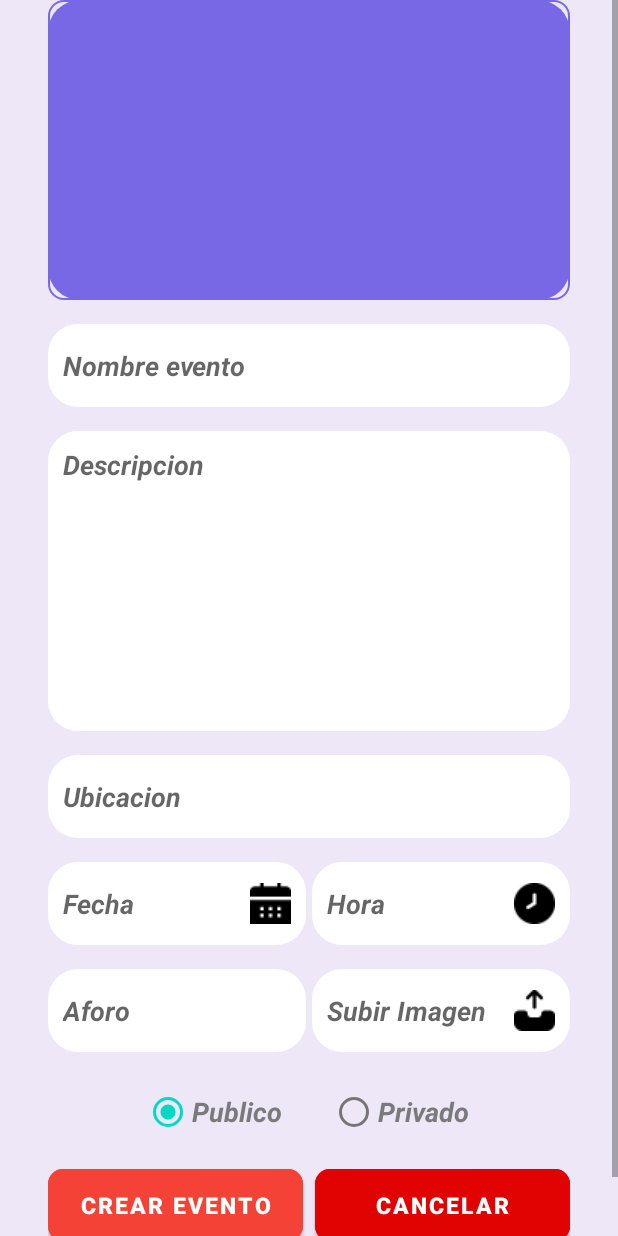
After one commit to guidochavarris2/reuu_premium, an Android app: the DetalleEvento screen opened directly, with no data from a screen before it, on a phone screen of 412 x 824 dp. The commit adds this screen. Run offline under Robolectric (Android 15) with nearby library versions, the phone set to English and light mode, and no system bars.

Commit message:
Detalleevento

```diff
--- a/app/src/main/java/com/example/reeu_premium/Buscador.java
+++ b/app/src/main/java/com/example/reeu_premium/Buscador.java
@@ -2,13 +2,28 @@ package com.example.reeu_premium;
 
 import androidx.appcompat.app.AppCompatActivity;
 
+import android.annotation.SuppressLint;
+import android.content.Intent;
 import android.os.Bundle;
+import android.view.View;
+import android.widget.Button;
 
 public class Buscador extends AppCompatActivity {
 
+    @SuppressLint("MissingInflatedId")
     @Override
     protected void onCreate(Bundle savedInstanceState) {
         super.onCreate(savedInstanceState);
         setContentView(R.layout.activity_buscador);
+
+        Button Crear_Evento = findViewById(R.id.btn_crearevento);
+
+        Crear_Evento.setOnClickListener(new View.OnClickListener() {
+            @Override
+            public void onClick(View view) {
+                Intent intent = new Intent(Buscador.this, DetalleEvento.class);
+                startActivity(intent);
+            }
+        });
     }
 }
--- /dev/null
+++ b/app/src/main/java/com/example/reeu_premium/DetalleEvento.java
@@ -0,0 +1,99 @@
+package com.example.reeu_premium;
+
+import androidx.appcompat.app.AppCompatActivity;
+
+import android.annotation.SuppressLint;
+import android.app.DatePickerDialog;
+import android.app.Dialog;
+import android.app.TimePickerDialog;
+import android.content.Intent;
+import android.os.Bundle;
+import android.view.View;
+import android.widget.Button;
+import android.widget.DatePicker;
+import android.widget.EditText;
+import android.widget.TimePicker;
+
+import java.util.Calendar;
+
+public class DetalleEvento extends AppCompatActivity {
+
+    private int año1, mes2, dia3, hora4, minu5;
+    static final int DATE_ID = 0;
+    static final int HOUR_ID = 1;
+
+    Calendar c = Calendar.getInstance();
+    @SuppressLint("MissingInflatedId")
+    @Override
+    protected void onCreate(Bundle savedInstanceState) {
+        super.onCreate(savedInstanceState);
+        setContentView(R.layout.activity_detalle_evento);
+
+        año1 = c.get(Calendar.YEAR);
+        mes2 = c.get(Calendar.MONTH);
+        dia3 = c.get(Calendar.DAY_OF_MONTH);
+        hora4 = c.get(Calendar.HOUR_OF_DAY);
+        minu5 = c.get(Calendar.MINUTE);
+
+        EditText Fecha = findViewById(R.id.txtfecha);
+        EditText Hora = findViewById(R.id.txthora);
+        Button Cancelar = findViewById(R.id.btnCancelar);
+
+        Fecha.setOnClickListener(new View.OnClickListener() {
+            @Override
+            public void onClick(View view) {
+                showDialog(DATE_ID);
+            }
+        });
+        Hora.setOnClickListener(new View.OnClickListener() {
+            @Override
+            public void onClick(View view) {
+                showDialog(HOUR_ID);
+            }
+        });
+        Cancelar.setOnClickListener(new View.OnClickListener() {
+            @Override
+            public void onClick(View view) {
+                Intent intent = new Intent(DetalleEvento.this, Buscador.class);
+                startActivity(intent);
+            }
+        });
+    }
+    private void colocar_fecha(){
+        EditText Fecha = findViewById(R.id.txtfecha);
+        Fecha.setText(dia3 + "-" + (mes2 + 1) + "-" + año1);
+    }
+    private void colocar_hora(){
+        EditText Hora = findViewById(R.id.txthora);
+        Hora.setText(hora4 + ":" + minu5);
+    }
+    private DatePickerDialog.OnDateSetListener nDateListener =
+            new DatePickerDialog.OnDateSetListener() {
+                @Override
+                public void onDateSet(DatePicker datePicker, int i0, int i1, int i2) {
+                    año1 = i0;
+                    mes2 = i1;
+                    dia3 = i2;
+                    colocar_fecha();
+                }
+            };
+    private TimePickerDialog.OnTimeSetListener nDateListener2 =
+            new TimePickerDialog.OnTimeSetListener() {
+                @Override
+                public void onTimeSet(TimePicker timePicker, int i, int i1) {
+                    hora4 = i;
+                    minu5 = i1;
+                    colocar_hora();
+                }
+            };
+    @Override
+    protected Dialog onCreateDialog(int id){
+        switch (id) {
+            case DATE_ID:
+                return new DatePickerDialog(this, nDateListener, año1, mes2, dia3);
+            case HOUR_ID:
+                return new TimePickerDialog(this, nDateListener2, hora4, minu5, false);
+        }
+        return null;
+    }
+}
--- a/app/src/main/java/com/example/reeu_premium/MainActivity.java
+++ b/app/src/main/java/com/example/reeu_premium/MainActivity.java
@@ -5,6 +5,7 @@ import static com.android.volley.Request.Method.GET;
 import androidx.appcompat.app.AppCompatActivity;
 import androidx.swiperefreshlayout.widget.SwipeRefreshLayout;
 
+import android.annotation.SuppressLint;
 import android.content.Intent;
 import android.os.Bundle;
 import android.text.TextUtils;
@@ -22,6 +23,7 @@ import com.android.volley.VolleyError;
 import com.android.volley.toolbox.JsonObjectRequest;
 import com.android.volley.toolbox.StringRequest;
 import com.android.volley.toolbox.Volley;
+import com.google.android.material.floatingactionbutton.FloatingActionButton;
 
 import org.json.JSONArray;
 import org.json.JSONException;
@@ -49,6 +51,7 @@ public class MainActivity extends AppCompatActivity implements View.OnClickListe
 
     ImageView buttonLogout;
 
+    @SuppressLint("MissingInflatedId")
     @Override
     protected void onCreate(Bundle savedInstanceState) {
         super.onCreate(savedInstanceState);
@@ -57,6 +60,7 @@ public class MainActivity extends AppCompatActivity implements View.OnClickListe
         //buttonLogout = (Button)findViewById(R.id.buttonLogout);
 
         buttonLogout = (ImageView)findViewById(R.id.imagenEntrada);
+        FloatingActionButton Boton_Agregar = findViewById(R.id.agregar_evento);
 
         listView=findViewById(R.id.lisMostrar);
         adapter2= new Adapter2(this,usuariosArrayList2);
@@ -66,6 +70,13 @@ public class MainActivity extends AppCompatActivity implements View.OnClickListe
             @Override
             public void onClick(View view) {
                 Intent intent = new Intent(MainActivity.this, Eventos.class);
+                startActivity(intent);
+            }
+        });
+        Boton_Agregar.setOnClickListener(new View.OnClickListener() {
+            @Override
+            public void onClick(View view) {
+                Intent intent = new Intent(MainActivity.this, Buscador.class);
                 startActivity(intent);
             }
         });
--- a/app/src/main/res/layout/activity_buscador.xml
+++ b/app/src/main/res/layout/activity_buscador.xml
@@ -117,16 +117,16 @@
                 android:textSize="15dp"/>
 
 
-
             <Button
 
+                android:id="@+id/btn_crearevento"
                 android:layout_width="100dp"
                 android:layout_height="42dp"
                 android:layout_gravity="right"
+                android:layout_marginTop="5dp"
                 android:layout_marginEnd="20dp"
-                android:layout_marginTop="5dp"
+
                 android:backgroundTint="#B4F44336"
-
                 android:text="CREAR"
                 android:textColor="#ffffff"
                 android:textSize="15sp"
--- /dev/null
+++ b/app/src/main/res/layout/activity_detalle_evento.xml
@@ -0,0 +1,261 @@
+<?xml version="1.0" encoding="utf-8"?>
+<androidx.constraintlayout.widget.ConstraintLayout xmlns:android="http://schemas.android.com/apk/res/android"
+    xmlns:app="http://schemas.android.com/apk/res-auto"
+    xmlns:tools="http://schemas.android.com/tools"
+    android:layout_width="match_parent"
+    android:layout_height="match_parent"
+    android:background="#EDE7F8">
+
+    <ScrollView
+        android:layout_width="match_parent"
+        android:layout_height="match_parent"
+        app:layout_constraintBottom_toBottomOf="parent"
+        app:layout_constraintEnd_toEndOf="parent"
+        app:layout_constraintStart_toStartOf="parent"
+        app:layout_constraintTop_toTopOf="parent">
+
+        <LinearLayout
+            android:layout_width="match_parent"
+            android:layout_height="wrap_content"
+            android:orientation="vertical"
+            android:paddingStart="32dp"
+            android:paddingEnd="32dp">
+
+            <androidx.constraintlayout.widget.ConstraintLayout
+                android:layout_width="match_parent"
+                android:layout_height="200dp">
+
+                <ImageView
+                    android:id="@+id/imageView7"
+                    android:layout_width="match_parent"
+                    android:layout_height="match_parent"
+                    android:background="@drawable/background_edt"
+                    app:layout_constraintBottom_toBottomOf="parent"
+                    app:layout_constraintEnd_toEndOf="parent"
+                    app:layout_constraintStart_toStartOf="parent"
+                    app:layout_constraintTop_toTopOf="parent"
+                    app:srcCompat="@drawable/purple_background" />
+
+            </androidx.constraintlayout.widget.ConstraintLayout>
+
+            <EditText
+                android:id="@+id/txtnombre"
+                android:layout_width="match_parent"
+                android:layout_height="55dp"
+                android:layout_marginTop="16dp"
+                android:background="@drawable/white_background"
+                android:hint="Nombre evento"
+                android:lines="1"
+                android:ems="10"
+                android:inputType="textPersonName"
+                android:gravity="center|start"
+                android:padding="10dp"
+                android:textColor="#7a7a7a"
+                android:textSize="18sp"
+                android:textStyle="bold|italic" />
+            <EditText
+                android:id="@+id/editTextTextPersonName4"
+                android:layout_width="match_parent"
+                android:layout_height="200dp"
+                android:layout_marginTop="16dp"
+                android:background="@drawable/white_background"
+                android:hint="Descripcion"
+                android:lines="8"
+                android:ems="10"
+                android:inputType="textMultiLine"
+                android:gravity="top|start"
+                android:padding="10dp"
+                android:textColor="#7a7a7a"
+                android:textSize="18sp"
+                android:textStyle="bold|italic" />
+
+            <EditText
+                android:id="@+id/txtubicacion"
+                android:layout_width="match_parent"
+                android:layout_height="55dp"
+                android:layout_marginTop="16dp"
+                android:background="@drawable/white_background"
+                android:hint="Ubicacion"
+                android:lines="2"
+                android:ems="10"
+                android:inputType="textMultiLine"
+                android:gravity="center|start"
+                android:padding="10dp"
+                android:textColor="#7a7a7a"
+                android:textSize="18sp"
+                android:textStyle="bold|italic" />
+
+            <LinearLayout
+                android:layout_width="match_parent"
+                android:layout_height="wrap_content"
+                android:orientation="horizontal">
+
+                <EditText
+                    android:id="@+id/txtfecha"
+                    android:layout_width="0dp"
+                    android:layout_weight="1"
+                    android:layout_height="55dp"
+                    android:layout_marginTop="16dp"
+                    android:background="@drawable/white_background"
+                    android:ems="10"
+                    android:drawableEnd="@drawable/calendario_18"
+                    android:gravity="center|start"
+                    android:hint="Fecha"
+                    android:inputType="date"
+                    android:lines="2"
+                    android:layout_marginRight="2dp"
+                    android:padding="10dp"
+                    android:textColor="#7a7a7a"
+                    android:textSize="18sp"
+                    android:textStyle="bold|italic" />
+
+                <EditText
+                    android:id="@+id/txthora"
+                    android:layout_width="0dp"
+                    android:layout_weight="1"
+                    android:layout_height="55dp"
+                    android:layout_marginTop="16dp"
+                    android:background="@drawable/white_background"
+                    android:ems="10"
+                    android:gravity="center|start"
+                    android:drawableEnd="@drawable/reloj_18"
+                    android:layout_marginLeft="2dp"
+                    android:hint="Hora"
+                    android:inputType="datetime"
+                    android:lines="2"
+                    android:padding="10dp"
+                    android:textColor="#7a7a7a"
+                    android:textSize="18sp"
+                    android:textStyle="bold|italic" />
+            </LinearLayout>
+            <LinearLayout
+                android:layout_width="match_parent"
+                android:layout_height="wrap_content"
+                android:orientation="horizontal">
+
+                <EditText
+                    android:id="@+id/txtaforo"
+                    android:layout_width="0dp"
+                    android:layout_weight="1"
+                    android:layout_height="55dp"
+                    android:layout_marginTop="16dp"
+                    android:background="@drawable/white_background"
+                    android:ems="10"
+                    android:gravity="center|start"
+                    android:hint="Aforo"
+                    android:inputType="number"
+                    android:lines="1"
+                    android:layout_marginRight="2dp"
+                    android:padding="10dp"
+                    android:textColor="#7a7a7a"
+                    android:textSize="18sp"
+                    android:textStyle="bold|italic" />
+
+                <EditText
+                    android:id="@+id/txtimagen"
+                    android:layout_width="0dp"
+                    android:layout_weight="1"
+                    android:layout_height="55dp"
+                    android:layout_marginTop="16dp"
+                    android:background="@drawable/white_background"
+                    android:ems="10"
+                    android:gravity="center|start"
+                    android:layout_marginLeft="2dp"
+                    android:drawableEnd="@drawable/subirimagen"
+                    android:hint="Subir Imagen"
+                    android:inputType=""
+                    android:lines="2"
+                    android:padding="10dp"
+                    android:textColor="#7a7a7a"
+                    android:textSize="18sp"
+                    android:textStyle="bold|italic" />
+
+            </LinearLayout>
+
+            <RadioGroup
+                android:id="@+id/radioGroupEvento"
+                android:layout_width="match_parent"
+                android:layout_height="wrap_content"
+                android:layout_marginTop="16dp"
+                android:layout_marginBottom="8dp"
+                android:layout_marginStart="32dp"
+                android:layout_marginEnd="32dp"
+                android:orientation="horizontal">
+
+                <RadioButton
+                    android:id="@+id/radioButtonPublico"
+                    android:layout_width="wrap_content"
+                    android:layout_height="wrap_content"
+                    android:checked="true"
+                    android:text="Publico"
+                    android:textColorHint="#404040"
+                    android:textColor="#7a7a7a"
+                    android:textSize="18sp"
+                    android:textStyle="bold|italic"
+                    android:layout_marginStart="32dp"
+                    android:layout_marginEnd="32dp"/>
+
+
+                <RadioButton
+                    android:id="@+id/radioButtonPrivado"
+                    android:layout_width="wrap_content"
+                    android:layout_height="wrap_content"
+                    android:text="Privado"
+                    android:textSize="18sp"
+                    android:textColor="#7a7a7a"
+                    android:textStyle="bold|italic"
+                    android:textColorHint="#404040" />
+
+            </RadioGroup>
+        <LinearLayout
+            android:layout_width="match_parent"
+            android:layout_height="wrap_content"
+            android:orientation="horizontal">
+            <Button
+                android:id="@+id/buttonRegister"
+                android:layout_width="0dp"
+                android:layout_weight="1"
+                android:layout_height="60dp"
+                android:text="Crear Evento"
+                android:layout_marginTop="16dp"
+                android:layout_marginRight="4dp"
+                android:layout_marginBottom="16dp"
+                android:textColor="#ffffff"
+                android:textSize="15sp"
+                android:textStyle="bold"
+                android:backgroundTint="#F44336"
+                android:elevation="3dp"
+                app:cornerRadius="10dp"
+                app:layout_constraintEnd_toEndOf="parent"
+                app:layout_constraintStart_toStartOf="parent"
+                app:layout_constraintTop_toBottomOf="parent"
+                android:layout_gravity="center_horizontal"/>
+
+            <Button
+                android:id="@+id/btnCancelar"
+                android:layout_width="0dp"
+                android:layout_height="60dp"
+                android:layout_gravity="center_horizontal"
+                android:layout_marginLeft="4dp"
+                android:layout_marginTop="16dp"
+                android:layout_marginBottom="16dp"
+                android:layout_weight="1"
+                android:backgroundTint="#E10202"
+                android:elevation="3dp"
+                android:text="Cancelar"
+                android:textColor="#ffffff"
+                android:textSize="15sp"
+                android:textStyle="bold"
+                app:cornerRadius="10dp"
+                app:layout_constraintEnd_toEndOf="parent"
+                app:layout_constraintStart_toStartOf="parent"
+                app:layout_constraintTop_toBottomOf="parent" />
+        </LinearLayout>
+
+
+
+
+
+        </LinearLayout>
+    </ScrollView>
+</androidx.constraintlayout.widget.ConstraintLayout>
--- a/app/src/main/res/layout/activity_main.xml
+++ b/app/src/main/res/layout/activity_main.xml
@@ -221,6 +221,7 @@
 
         <com.google.android.material.floatingactionbutton.FloatingActionButton
             android:layout_width="wrap_content"
+            android:id="@+id/agregar_evento"
             android:layout_height="wrap_content"
             android:backgroundTint="#FF5E00"
             android:src="@drawable/agregar"
```
Also changed, not shown: app/src/main/AndroidManifest.xml (+7 -0 lines), app/src/main/res/drawable-v24/calendario_18.png (added), app/src/main/res/drawable-v24/reloj_18.png (added), app/src/main/res/drawable-v24/subirimagen.png (added).
